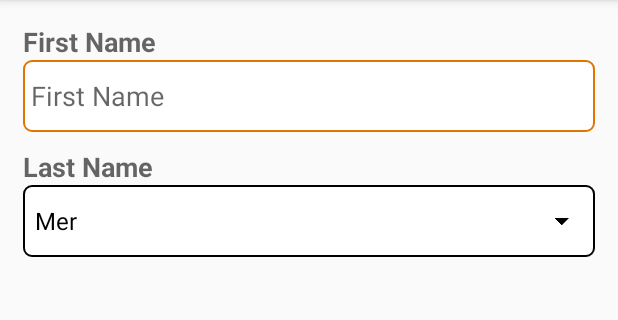
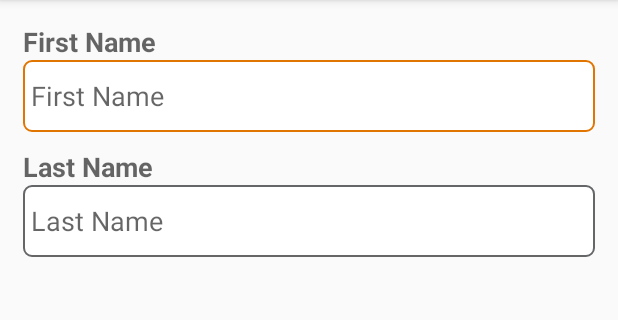
Before and after one commit to jampez77/sidebyside, an Android app: the screen it shows after launch (MainActivity), on a phone screen of 412 x 824 dp, the part 84-404 px from its top. Run offline under Robolectric (Android 15) with nearby library versions, the phone set to English and light mode, and no system bars.

Commit message:
Update for multiline in EditTexts. Added email validation for relevant EditText input.

```diff
--- a/app/src/main/res/layout/activity_main.xml
+++ b/app/src/main/res/layout/activity_main.xml
@@ -19,9 +19,10 @@
         app:textViewTextStyle="bold"
         app:leftInput="EditText"
         app:rightSpinnerEntries="@array/planets_array"
-        app:rightInput="Spinner"
+        app:rightInput="EditText"
+        app:rightEditTextLines="2"
         app:leftEditInputType="textPersonName"
-        app:rightEditInputType="textPersonName"/>
+        app:rightEditInputType="textMultiLine"/>
 
     <TextView
         android:id="@+id/text"
--- a/sidebyside/src/main/java/com/jampez/sidebyside/SideBySideView.java
+++ b/sidebyside/src/main/java/com/jampez/sidebyside/SideBySideView.java
@@ -28,6 +28,7 @@ import androidx.core.widget.TextViewCompat;
 import static com.jampez.sidebyside.Statics.getDrawableFromInt;
 import static com.jampez.sidebyside.Statics.getInputType;
 import static com.jampez.sidebyside.Statics.getTypeFace;
+import static com.jampez.sidebyside.Statics.isValidEmail;
 import static com.jampez.sidebyside.Statics.preventDoubleClick;
 import static com.jampez.sidebyside.Statics.showDatePickerDialog;
 import static com.jampez.sidebyside.Statics.showTimePickerDialog;
@@ -50,7 +51,7 @@ public class SideBySideView extends LinearLayout implements DatePickerDialog.OnD
     //TextViews
     private TextView lowerLeftTV, lowerRightTV;
 
-    private final String EditText = "EditText", CheckBox = "CheckBox", Spinner = "Spinner", Time = "Time", DateTime = "DateTime";
+    private final String EditText = "EditText", CheckBox = "CheckBox", Spinner = "Spinner", Time = "Time", DateTime = "DateTime", INVALID_EMAIL_ADDRESS = "Invalid Email Address";
 
     private final Context context;
 
@@ -156,7 +157,11 @@ public class SideBySideView extends LinearLayout implements DatePickerDialog.OnD
                 leftET.addTextChangedListener(new TextWatcher() {
                     @Override public void beforeTextChanged(CharSequence s, int start, int count, int after) { }
                     @Override public void onTextChanged(CharSequence s, int start, int before, int count) { }
-                    @Override public void afterTextChanged(Editable s) { leftEditTextText = s.toString(); }
+                    @Override public void afterTextChanged(Editable s) {
+                        leftEditTextText = s.toString();
+
+                        leftET.setError((leftEditInputType.contains("EmailAddress") && !isValidEmail(s.toString())) ? INVALID_EMAIL_ADDRESS : null);
+                    }
                 });
 
                 break;
@@ -285,6 +290,8 @@ public class SideBySideView extends LinearLayout implements DatePickerDialog.OnD
                     @Override public void onTextChanged(CharSequence s, int start, int before, int count) { }
                     @Override public void afterTextChanged(Editable s) {
                         rightEditTextText = s.toString();
+
+                        rightET.setError((rightEditInputType.contains("EmailAddress") && !isValidEmail(s.toString())) ? INVALID_EMAIL_ADDRESS : null);
 
                         //if both inputTypes are passwords then check if they match
                         if(rightEditInputType.contains("Password") && leftEditInputType.contains("Password")){
--- a/sidebyside/src/main/java/com/jampez/sidebyside/Statics.java
+++ b/sidebyside/src/main/java/com/jampez/sidebyside/Statics.java
@@ -7,6 +7,8 @@ import android.graphics.Typeface;
 import android.graphics.drawable.Drawable;
 import android.os.Build;
 import android.text.InputType;
+import android.text.TextUtils;
+import android.util.Patterns;
 import android.view.View;
 
 import java.util.Calendar;
@@ -89,6 +91,10 @@ class Statics {
         return Typeface.NORMAL;
     }
 
+    static boolean isValidEmail(CharSequence target) {
+        return (!TextUtils.isEmpty(target) && Patterns.EMAIL_ADDRESS.matcher(target).matches());
+    }
+
     private static int translateInputType(String value){
         switch (value){
             case "date":
--- a/sidebyside/src/main/res/layout-land/side_by_side.xml
+++ b/sidebyside/src/main/res/layout-land/side_by_side.xml
@@ -1,6 +1,4 @@
 <merge xmlns:android="http://schemas.android.com/apk/res/android"
-    xmlns:app="http://schemas.android.com/apk/res-auto"
-    xmlns:tools="http://schemas.android.com/tools"
     android:orientation="horizontal"
     android:layout_width="wrap_content"
     android:layout_height="wrap_content">
@@ -33,7 +31,8 @@
                 android:id="@+id/left_et"
                 android:nextFocusDown="@id/right_et"
                 android:layout_width="match_parent"
-                android:layout_height="48dp"
+                android:layout_height="wrap_content"
+                android:minHeight="48dp"
                 android:padding="5dp"
                 android:singleLine="true"
                 android:hint="@string/first_name"
@@ -101,7 +100,8 @@
             <EditText
                 android:id="@+id/right_et"
                 android:layout_width="match_parent"
-                android:layout_height="48dp"
+                android:layout_height="wrap_content"
+                android:minHeight="48dp"
                 android:padding="5dp"
                 android:singleLine="true"
                 android:hint="@string/last_name"
--- a/sidebyside/src/main/res/layout-small/side_by_side.xml
+++ b/sidebyside/src/main/res/layout-small/side_by_side.xml
@@ -1,6 +1,4 @@
 <merge xmlns:android="http://schemas.android.com/apk/res/android"
-    xmlns:app="http://schemas.android.com/apk/res-auto"
-    xmlns:tools="http://schemas.android.com/tools"
     android:orientation="horizontal"
     android:layout_width="wrap_content"
     android:layout_height="wrap_content">
@@ -30,7 +28,8 @@
                 android:id="@+id/left_et"
                 android:nextFocusDown="@id/right_et"
                 android:layout_width="match_parent"
-                android:layout_height="48dp"
+                android:layout_height="wrap_content"
+                android:minHeight="48dp"
                 android:padding="5dp"
                 android:singleLine="true"
                 android:hint="@string/first_name"
@@ -95,7 +94,8 @@
             <EditText
                 android:id="@+id/right_et"
                 android:layout_width="match_parent"
-                android:layout_height="48dp"
+                android:layout_height="wrap_content"
+                android:minHeight="48dp"
                 android:padding="5dp"
                 android:singleLine="true"
                 android:hint="@string/last_name"
--- a/sidebyside/src/main/res/layout-xlarge/side_by_side.xml
+++ b/sidebyside/src/main/res/layout-xlarge/side_by_side.xml
@@ -1,6 +1,4 @@
 <merge xmlns:android="http://schemas.android.com/apk/res/android"
-    xmlns:app="http://schemas.android.com/apk/res-auto"
-    xmlns:tools="http://schemas.android.com/tools"
     android:orientation="horizontal"
     android:layout_width="wrap_content"
     android:layout_height="wrap_content">
@@ -33,7 +31,8 @@
                 android:id="@+id/left_et"
                 android:nextFocusDown="@id/right_et"
                 android:layout_width="match_parent"
-                android:layout_height="48dp"
+                android:layout_height="wrap_content"
+                android:minHeight="48dp"
                 android:padding="5dp"
                 android:singleLine="true"
                 android:hint="@string/first_name"
@@ -100,7 +99,8 @@
             <EditText
                 android:id="@+id/right_et"
                 android:layout_width="match_parent"
-                android:layout_height="48dp"
+                android:layout_height="wrap_content"
+                android:minHeight="48dp"
                 android:padding="5dp"
                 android:singleLine="true"
                 android:hint="@string/last_name"
--- a/sidebyside/src/main/res/layout/side_by_side.xml
+++ b/sidebyside/src/main/res/layout/side_by_side.xml
@@ -1,6 +1,4 @@
 <merge xmlns:android="http://schemas.android.com/apk/res/android"
-    xmlns:app="http://schemas.android.com/apk/res-auto"
-    xmlns:tools="http://schemas.android.com/tools"
     android:orientation="horizontal"
     android:layout_width="wrap_content"
     android:layout_height="wrap_content">
@@ -30,7 +28,8 @@
                 android:id="@+id/left_et"
                 android:nextFocusDown="@id/right_et"
                 android:layout_width="match_parent"
-                android:layout_height="48dp"
+                android:layout_height="wrap_content"
+                android:minHeight="48dp"
                 android:padding="5dp"
                 android:singleLine="true"
                 android:hint="@string/first_name"
@@ -95,7 +94,8 @@
             <EditText
                 android:id="@+id/right_et"
                 android:layout_width="match_parent"
-                android:layout_height="48dp"
+                android:layout_height="wrap_content"
+                android:minHeight="48dp"
                 android:padding="5dp"
                 android:singleLine="true"
                 android:hint="@string/last_name"
```
Also changed, not shown: 2 other files.
